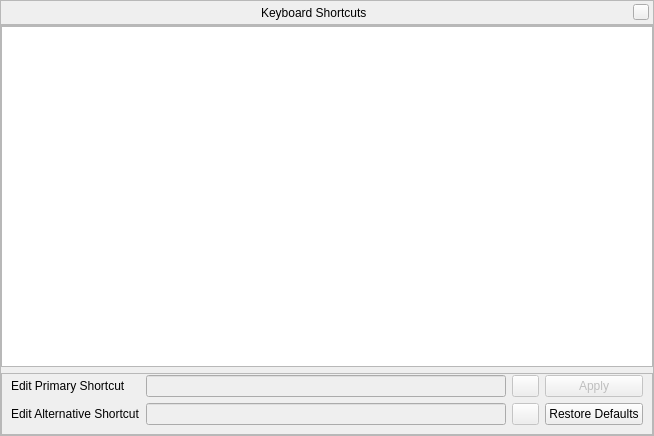
Qt form src/gui/shortcutsDialog.ui (519984307/stellarium_src) before a commit.
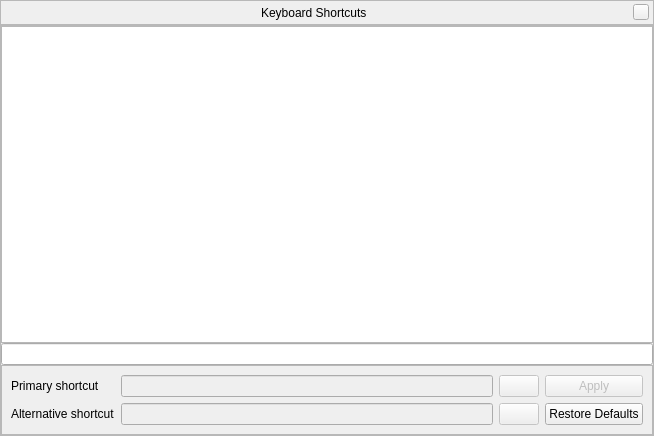
The same form after that commit. Icons and pictures are not drawn. Custom widgets are drawn as their Qt base class.

Commit message: ShortcutsDialog: added search/filtering/sorting, various other tweaks and fixes

Diff of the .ui file:
```diff
--- a/src/gui/shortcutsDialog.ui
+++ b/src/gui/shortcutsDialog.ui
@@ -117,6 +117,9 @@
       <enum>QFrame::Raised</enum>
      </property>
      <layout class="QVBoxLayout" name="verticalLayout_2">
+      <property name="spacing">
+       <number>0</number>
+      </property>
       <property name="margin">
        <number>0</number>
       </property>
@@ -125,6 +128,9 @@
         <property name="uniformRowHeights">
          <bool>true</bool>
         </property>
+        <property name="sortingEnabled">
+         <bool>true</bool>
+        </property>
         <property name="allColumnsShowFocus">
          <bool>true</bool>
         </property>
@@ -135,13 +141,16 @@
          <number>100</number>
         </attribute>
         <attribute name="headerShowSortIndicator" stdset="0">
-         <bool>false</bool>
+         <bool>true</bool>
         </attribute>
         <attribute name="headerStretchLastSection">
          <bool>true</bool>
         </attribute>
        </widget>
       </item>
+      <item>
+       <widget class="QLineEdit" name="lineEditSearch"/>
+      </item>
       <item>
        <widget class="QFrame" name="editFrame">
         <property name="frameShape">
@@ -154,9 +163,6 @@
          <property name="leftMargin">
           <number>9</number>
          </property>
-         <property name="topMargin">
-          <number>1</number>
-         </property>
          <property name="rightMargin">
           <number>9</number>
          </property>
@@ -166,7 +172,7 @@
          <item row="1" column="0">
           <widget class="QLabel" name="primaryLabel">
            <property name="text">
-            <string>Edit Primary Shortcut</string>
+            <string extracomment="Reused from the view widget!">Primary shortcut</string>
            </property>
           </widget>
          </item>
@@ -180,7 +186,7 @@
          <item row="2" column="0">
           <widget class="QLabel" name="altLabel">
            <property name="text">
-            <string>Edit Alternative Shortcut</string>
+            <string extracomment="Reused from the view widget!">Alternative shortcut</string>
            </property>
           </widget>
          </item>
@@ -196,31 +202,6 @@
            <property name="enabled">
             <bool>false</bool>
            </property>
-           <property name="sizePolicy">
-            <sizepolicy hsizetype="Fixed" vsizetype="Fixed">
-             <horstretch>0</horstretch>
-             <verstretch>0</verstretch>
-            </sizepolicy>
-           </property>
-           <property name="maximumSize">
-            <size>
-             <width>27</width>
-             <height>16777215</height>
-            </size>
-           </property>
-           <property name="text">
-            <string/>
-           </property>
-           <property name="icon">
-            <iconset resource="../../data/gui/guiRes.qrc">
-             <normaloff>:/graphicGui/backspace.png</normaloff>:/graphicGui/backspace.png</iconset>
-           </property>
-           <property name="iconSize">
-            <size>
-             <width>32</width>
-             <height>20</height>
-            </size>
-           </property>
           </widget>
          </item>
          <item row="1" column="2">
@@ -228,31 +209,6 @@
            <property name="enabled">
             <bool>false</bool>
            </property>
-           <property name="sizePolicy">
-            <sizepolicy hsizetype="Fixed" vsizetype="Fixed">
-             <horstretch>0</horstretch>
-             <verstretch>0</verstretch>
-            </sizepolicy>
-           </property>
-           <property name="maximumSize">
-            <size>
-             <width>27</width>
-             <height>16777215</height>
-            </size>
-           </property>
-           <property name="text">
-            <string/>
-           </property>
-           <property name="icon">
-            <iconset resource="../../data/gui/guiRes.qrc">
-             <normaloff>:/graphicGui/backspace.png</normaloff>:/graphicGui/backspace.png</iconset>
-           </property>
-           <property name="iconSize">
-            <size>
-             <width>32</width>
-             <height>20</height>
-            </size>
-           </property>
           </widget>
          </item>
          <item row="2" column="3">
```
Left out of the diff: 4 changed lines with no effect on the pictures. The commit also changes 2 other files.
